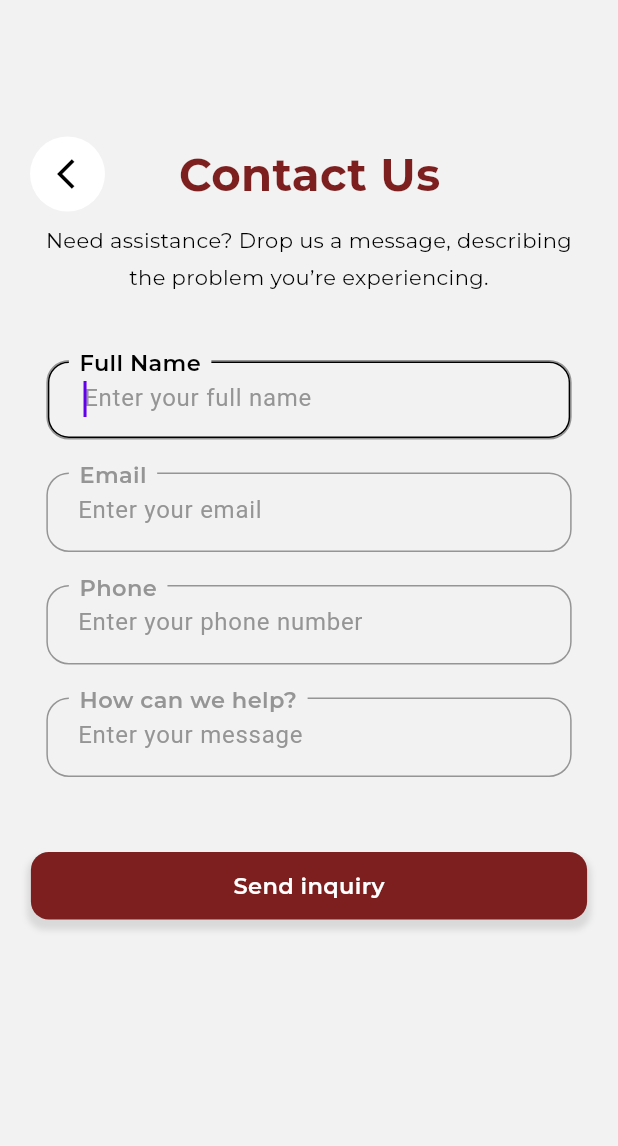
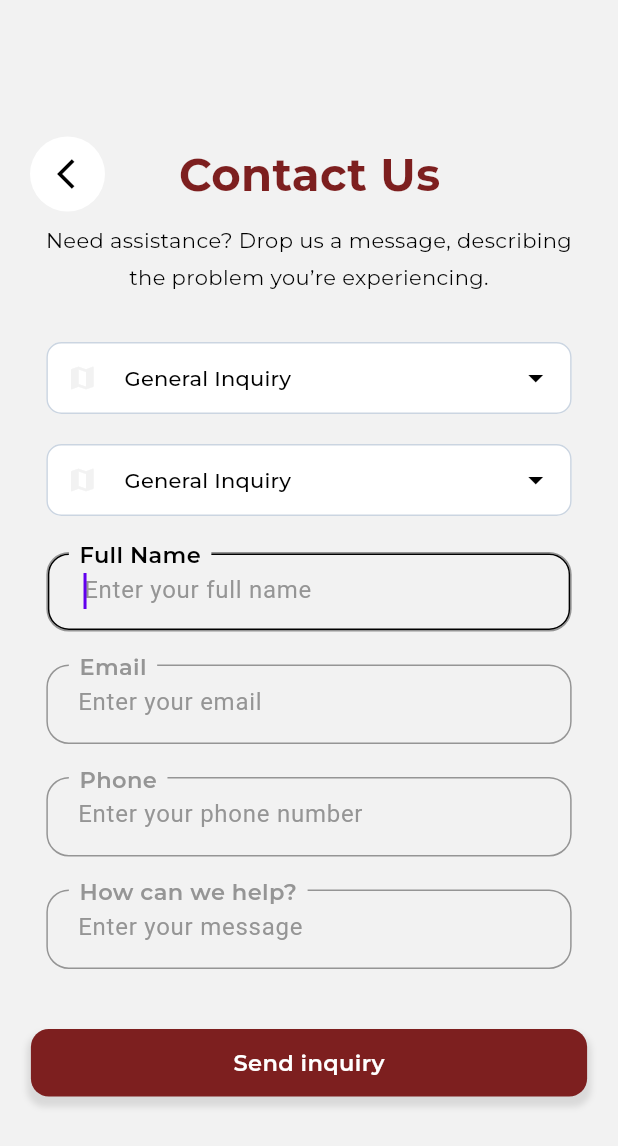
Before and after one commit to NgTrHung27/StudyAbroad_MobileApp, a Flutter app: the ContactUs screen opened by its route, on a phone screen of 412 x 824 dp. Shown: the top 1146 px of the screen. Run offline on Flutter 3.47's test engine with Material 3 defaults, Android fonts, the phone set to English and light mode, and no system bars; our stand-ins replace bloc, cached_network_image, carousel_slider, equatable, flutter_bloc, flutter_html and 5 more; missing offline and left inert: bottom_picker; accounts and stored records are empty; generated files the repository leaves out were written again; network calls fail.

Commit message:
update function

```diff
--- a/lib/screens/home/contact_us.dart
+++ b/lib/screens/home/contact_us.dart
@@ -5,6 +5,7 @@ import 'package:kltn_mobile/components/Style/montserrat.dart';
 import 'package:kltn_mobile/components/constant/color_constant.dart';
 import 'package:kltn_mobile/components/constant/theme.dart';
 import 'package:kltn_mobile/components/functions/button.dart';
+import 'package:kltn_mobile/components/functions/dropdown.dart';
 import 'package:kltn_mobile/components/functions/textfield_title.dart';
 import 'package:kltn_mobile/components/style/backbutton.dart';
 import 'package:kltn_mobile/screens/home/base_lang.dart';
@@ -49,7 +50,7 @@ class _ContactUsState extends BasePageState<ContactUs> {
   Widget build(BuildContext context) {
     final isDarkMode =
         context.watch<ThemeSettingCubit>().state == AppTheme.blackTheme;
-
+    final screenWidth = MediaQuery.of(context).size.width;
     return Scaffold(
       backgroundColor: context.select(
           (ThemeSettingCubit cubit) => cubit.state.scaffoldBackgroundColor),
@@ -84,6 +85,39 @@ class _ContactUsState extends BasePageState<ContactUs> {
                 fontWeight: FontWeight.w400,
               ),
               const SizedBox(height: 30),
+              SizedBox(
+                width: screenWidth * 0.85,
+                height: 60,
+                child: DropdownCustom(
+                  items: ['General Inquiry', 'Technical Support', 'Feedback'],
+                  selectedItem: 'General Inquiry',
+                  hintText: 'Select a title',
+                  onChanged: (value) {
+                    // Your onChanged logic here
+                  },
+                  itemLabel: (value) => value,
+                  isExpanded: true,
+                  icon: null,
+                  color: AppColor.scafflodBgColor,
+                ),
+              ),
+              const SizedBox(height: 8),
+              SizedBox(
+                width: screenWidth * 0.85,
+                height: 60,
+                child: DropdownCustom(
+                  items: ['General Inquiry', 'Technical Support', 'Feedback'],
+                  selectedItem: 'General Inquiry',
+                  hintText: 'Select a school',
+                  onChanged: (value) {
+                    // Your onChanged logic here
+                  },
+                  itemLabel: (value) => value,
+                  isExpanded: true,
+                  icon: null,
+                  color: AppColor.scafflodBgColor,
+                ),
+              ),
               TextFieldTitle(
                 title: 'Full Name',
                 controller: fullNameController,
@@ -123,7 +157,7 @@ class _ContactUsState extends BasePageState<ContactUs> {
                   message = value;
                 },
               ),
-              const SizedBox(height: 50),
+              const SizedBox(height: 40),
               MyButton(
                 onTap: () {
                   // Your onTap logic here
```
